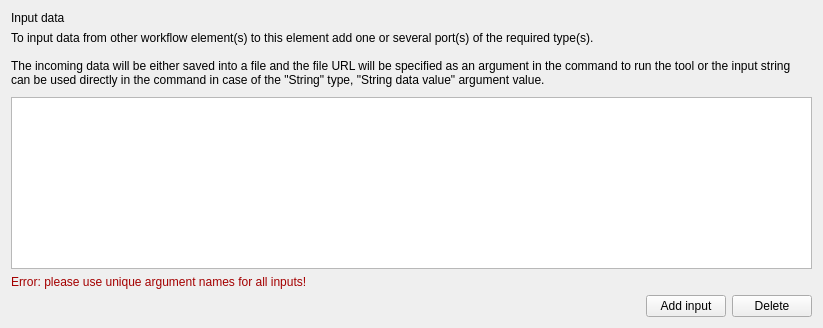
Above: src/plugins/workflow_designer/src/library/create_cmdline_based_worker/CreateCmdlineBasedWorkerWizardInputDataPage.ui from violethaze74/ugene before the change. Below: the same form after it.
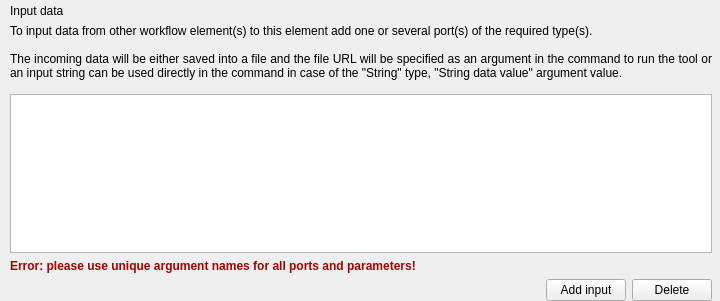
That is the form after the change.

Commit message: UGENE-6464: the wizard was renamed to "Create Element with External Tool", it's appearance was updated.

```diff
--- a/src/plugins/workflow_designer/src/library/create_cmdline_based_worker/CreateCmdlineBasedWorkerWizardInputDataPage.ui
+++ b/src/plugins/workflow_designer/src/library/create_cmdline_based_worker/CreateCmdlineBasedWorkerWizardInputDataPage.ui
@@ -6,14 +6,26 @@
    <rect>
     <x>0</x>
     <y>0</y>
-    <width>823</width>
-    <height>328</height>
+    <width>720</width>
+    <height>301</height>
    </rect>
   </property>
   <property name="windowTitle">
    <string>WizardPage</string>
   </property>
   <layout class="QVBoxLayout" name="verticalLayout_3">
+   <property name="leftMargin">
+    <number>10</number>
+   </property>
+   <property name="topMargin">
+    <number>4</number>
+   </property>
+   <property name="rightMargin">
+    <number>8</number>
+   </property>
+   <property name="bottomMargin">
+    <number>0</number>
+   </property>
    <item>
     <widget class="QLabel" name="lblTitle">
      <property name="text">
@@ -24,7 +36,7 @@
    <item>
     <layout class="QVBoxLayout" name="verticalLayout">
      <property name="spacing">
-      <number>10</number>
+      <number>0</number>
      </property>
      <item>
       <widget class="QLabel" name="lblDescription">
@@ -37,7 +49,11 @@
        <property name="text">
         <string>To input data from other workflow element(s) to this element add one or several port(s) of the required type(s).
 
-The incoming data will be either saved into a file and the file URL will be specified as an argument in the command to run the tool or the input string can be used directly in the command in case of the &quot;String&quot; type, &quot;String data value&quot; argument value.</string>
+The incoming data will be either saved into a file and the file URL will be specified as an argument in the command to run the tool or an input string can be used directly in the command in case of the &quot;String&quot; type, &quot;String data value&quot; argument value.
+</string>
+       </property>
+       <property name="alignment">
+        <set>Qt::AlignJustify|Qt::AlignVCenter</set>
        </property>
        <property name="wordWrap">
         <bool>true</bool>
@@ -105,7 +121,7 @@
       </palette>
      </property>
      <property name="text">
-      <string>Error: please use unique argument names for all inputs!</string>
+      <string>&lt;html&gt;&lt;head/&gt;&lt;body&gt;&lt;p&gt;&lt;span style=&quot; font-weight:600;&quot;&gt;Error: please use unique argument names for all ports and parameters!&lt;/span&gt;&lt;/p&gt;&lt;/body&gt;&lt;/html&gt;</string>
      </property>
     </widget>
    </item>
```
The commit also changes 8 other files.
